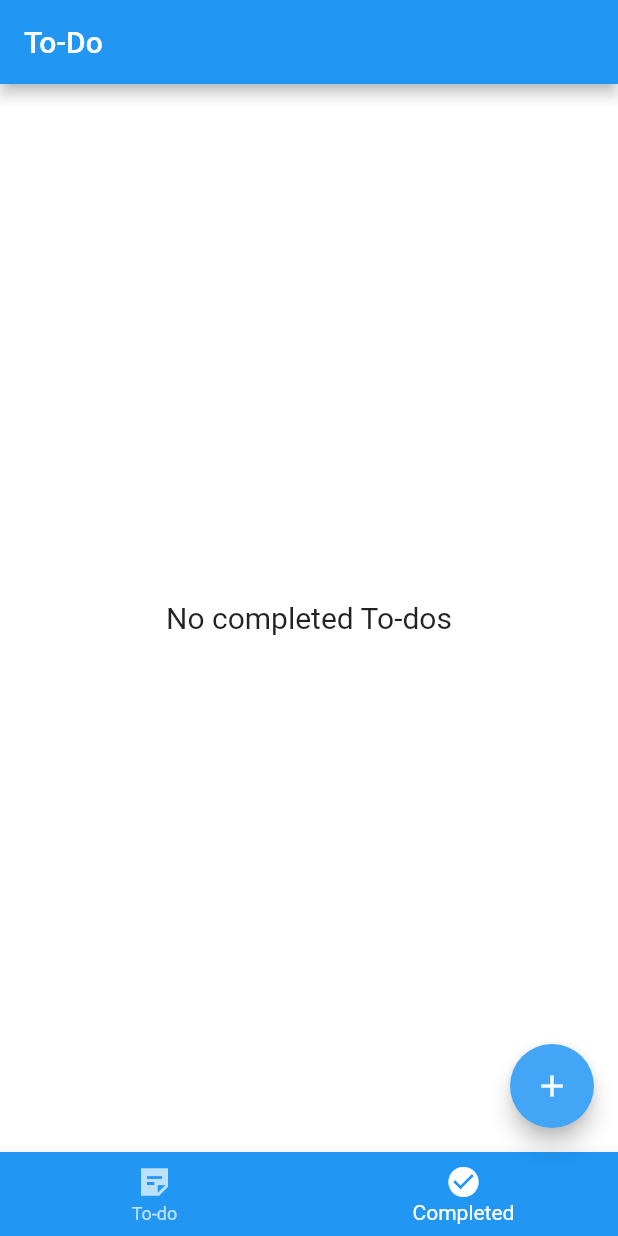
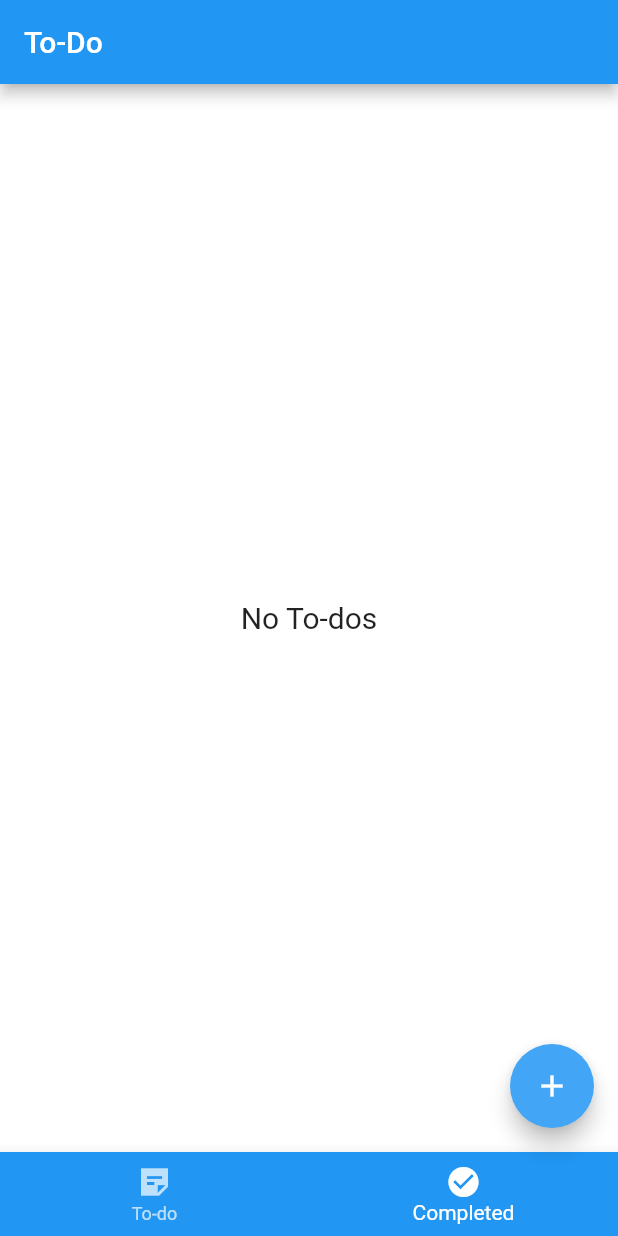
Before and after one commit to 41aman/todo_list, a Flutter app: the screen it shows after launch, item 2 of the bottom bar chosen, on a phone screen of 412 x 824 dp. Run offline on Flutter 3.47's test engine with Material 2 defaults, Android fonts, the phone set to English and light mode, and no system bars; our stand-ins replace cloud_firestore, firebase_core, flutter_slidable, flutter_spinkit; accounts and stored records are empty.

Commit message:
Modified firestore_utils to use separate streams for completed and incomplete todos.
Also reformatted homepage.dart.

```diff
--- a/lib/firestore_utils/firestore_utils.dart
+++ b/lib/firestore_utils/firestore_utils.dart
@@ -7,8 +7,13 @@ import 'package:todo_list/screens/todolist/todowidget.dart';
 class FirestoreUtils {
   static FirebaseFirestore _firebaseFirestore = FirebaseFirestore.instance;
   static CollectionReference _todos = _firebaseFirestore.collection('todos');
-  static final Stream<QuerySnapshot> collectionStream = _firebaseFirestore
+  static final Stream<QuerySnapshot> collectionStreamTodo = _firebaseFirestore
       .collection('todos')
+      .where('completed', isEqualTo: false)
+      .orderBy('created_time')
+      .snapshots();
+  static final Stream<QuerySnapshot> collectionStreamCompleted = _todos
+      .where('completed', isEqualTo: true)
       .orderBy('created_time')
       .snapshots();
 
@@ -26,10 +31,15 @@ class FirestoreUtils {
 
   static Widget buildList(BuildContext context, bool completed) {
     return StreamBuilder<QuerySnapshot>(
-        stream: collectionStream,
+        stream: completed ? collectionStreamCompleted : collectionStreamTodo,
         builder: (BuildContext context, AsyncSnapshot<QuerySnapshot> snapshot) {
           if (snapshot.hasError) {
-            return Text('Something went wrong');
+            return Text(
+              'Something went wrong',
+              style: TextStyle(
+                color: Colors.red,
+              ),
+            );
           }
           if (snapshot.connectionState == ConnectionState.waiting)
             return Container(
@@ -42,7 +52,7 @@ class FirestoreUtils {
                 ),
               ),
             );
-          final List<Todo> todoListAll = [];
+          final List<Todo> todoList = [];
           snapshot.data!.docs.forEach((element) async {
             Todo temp = Todo(
               title: element['title'],
@@ -50,16 +60,9 @@ class FirestoreUtils {
               desc: element['desc'],
               id: element.id,
             );
-            todoListAll.add(temp);
+            todoList.add(temp);
           });
-          List<Todo> todosList;
-          if (completed)
-            todosList =
-                todoListAll.where((todo) => todo.completed == false).toList();
-          else
-            todosList =
-                todoListAll.where((todo) => todo.completed == true).toList();
-          return todosList.isEmpty
+          return todoList.isEmpty
               ? Center(
                   child: Text(
                     completed ? 'No To-dos' : 'No completed To-dos',
@@ -71,13 +74,13 @@ class FirestoreUtils {
               : ListView.separated(
                   physics: BouncingScrollPhysics(),
                   itemBuilder: (context, index) {
-                    final todo = todosList[index];
+                    final todo = todoList[index];
                     return TodoWidget(todo: todo);
                   },
                   separatorBuilder: (context, index) => Container(
                     height: 5,
                   ),
-                  itemCount: todosList.length,
+                  itemCount: todoList.length,
                 );
         });
   }
--- a/lib/screens/homepage.dart
+++ b/lib/screens/homepage.dart
@@ -10,10 +10,8 @@ class HomePage extends StatefulWidget {
 class _HomePageState extends State<HomePage> {
   int selectedIndex = 0;
   final tabs = [
-    TodoList(
-      completed: true,
-    ),
     TodoList(completed: false),
+    TodoList(completed: true),
   ];
 
   @override
```
